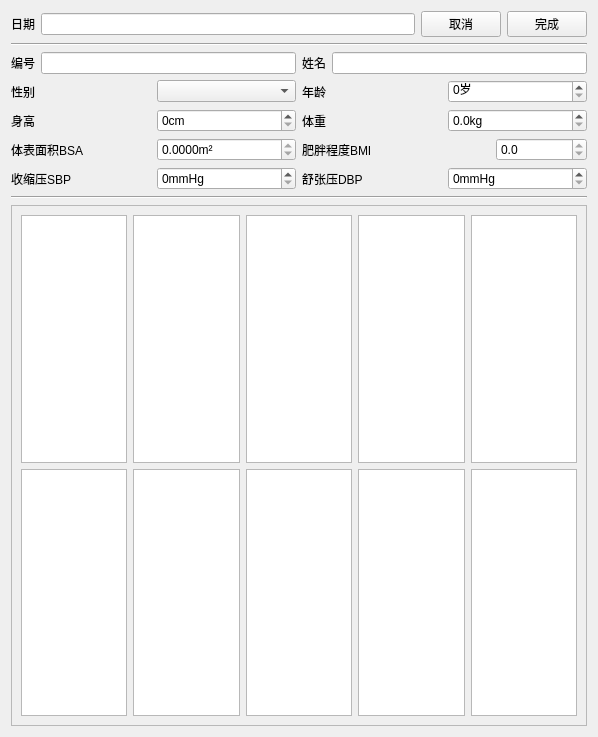
Above: UI/ui_new_single.ui from Orange-66/LAPS-v1.0 before the change. Below: the same form after it.
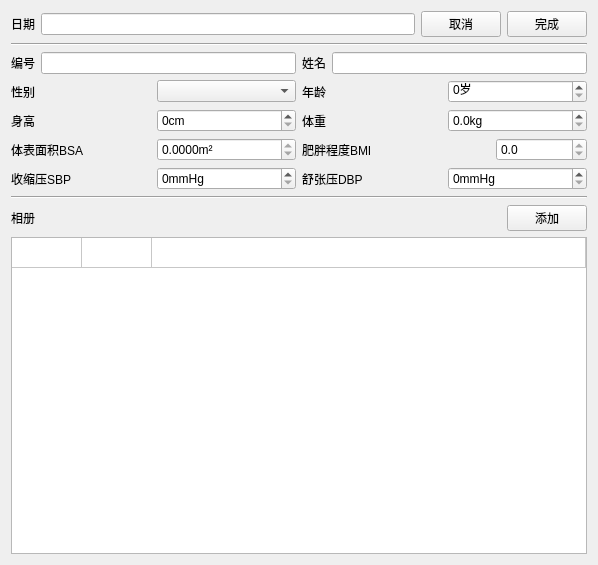
That is the form after the change.

Commit message: - 重绘了新建窗口；

What changed in the file:
```diff
--- a/UI/ui_new_single.ui
+++ b/UI/ui_new_single.ui
@@ -7,7 +7,7 @@
     <x>0</x>
     <y>0</y>
     <width>598</width>
-    <height>737</height>
+    <height>565</height>
    </rect>
   </property>
   <property name="windowTitle">
@@ -328,181 +328,103 @@
     </widget>
    </item>
    <item>
-    <widget class="QFrame" name="frame">
-     <property name="frameShape">
-      <enum>QFrame::StyledPanel</enum>
+    <layout class="QHBoxLayout" name="horizontalLayout_14">
+     <item>
+      <widget class="QLabel" name="label_12">
+       <property name="text">
+        <string>相册</string>
+       </property>
+      </widget>
+     </item>
+     <item>
+      <spacer name="horizontalSpacer">
+       <property name="orientation">
+        <enum>Qt::Horizontal</enum>
+       </property>
+       <property name="sizeHint" stdset="0">
+        <size>
+         <width>40</width>
+         <height>20</height>
+        </size>
+       </property>
+      </spacer>
+     </item>
+     <item>
+      <widget class="QPushButton" name="pushButton">
+       <property name="text">
+        <string>添加</string>
+       </property>
+      </widget>
+     </item>
+    </layout>
+   </item>
+   <item>
+    <widget class="QTableWidget" name="tableWidget">
+     <property name="sizePolicy">
+      <sizepolicy hsizetype="Expanding" vsizetype="Expanding">
+       <horstretch>0</horstretch>
+       <verstretch>0</verstretch>
+      </sizepolicy>
      </property>
-     <property name="frameShadow">
-      <enum>QFrame::Raised</enum>
+     <property name="baseSize">
+      <size>
+       <width>0</width>
+       <height>0</height>
+      </size>
      </property>
-     <layout class="QGridLayout" name="gridLayout_3">
-      <item row="0" column="0">
-       <widget class="QGraphicsView" name="graphicsView">
-        <property name="sizePolicy">
-         <sizepolicy hsizetype="Expanding" vsizetype="Minimum">
-          <horstretch>0</horstretch>
-          <verstretch>0</verstretch>
-         </sizepolicy>
-        </property>
-        <property name="minimumSize">
-         <size>
-          <width>0</width>
-          <height>0</height>
-         </size>
-        </property>
-        <property name="maximumSize">
-         <size>
-          <width>1000</width>
-          <height>1000</height>
-         </size>
-        </property>
-       </widget>
-      </item>
-      <item row="0" column="1">
-       <widget class="QGraphicsView" name="graphicsView_2">
-        <property name="sizePolicy">
-         <sizepolicy hsizetype="Expanding" vsizetype="Minimum">
-          <horstretch>0</horstretch>
-          <verstretch>0</verstretch>
-         </sizepolicy>
-        </property>
-        <property name="maximumSize">
-         <size>
-          <width>1000</width>
-          <height>1000</height>
-         </size>
-        </property>
-       </widget>
-      </item>
-      <item row="0" column="2">
-       <widget class="QGraphicsView" name="graphicsView_3">
-        <property name="sizePolicy">
-         <sizepolicy hsizetype="Expanding" vsizetype="Minimum">
-          <horstretch>0</horstretch>
-          <verstretch>0</verstretch>
-         </sizepolicy>
-        </property>
-        <property name="maximumSize">
-         <size>
-          <width>1000</width>
-          <height>1000</height>
-         </size>
-        </property>
-       </widget>
-      </item>
-      <item row="0" column="3">
-       <widget class="QGraphicsView" name="graphicsView_4">
-        <property name="sizePolicy">
-         <sizepolicy hsizetype="Expanding" vsizetype="Minimum">
-          <horstretch>0</horstretch>
-          <verstretch>0</verstretch>
-         </sizepolicy>
-        </property>
-        <property name="maximumSize">
-         <size>
-          <width>1000</width>
-          <height>1000</height>
-         </size>
-        </property>
-       </widget>
-      </item>
-      <item row="0" column="4">
-       <widget class="QGraphicsView" name="graphicsView_5">
-        <property name="sizePolicy">
-         <sizepolicy hsizetype="Expanding" vsizetype="Minimum">
-          <horstretch>0</horstretch>
-          <verstretch>0</verstretch>
-         </sizepolicy>
-        </property>
-        <property name="maximumSize">
-         <size>
-          <width>1000</width>
-          <height>1000</height>
-         </size>
-        </property>
-       </widget>
-      </item>
-      <item row="1" column="0">
-       <widget class="QGraphicsView" name="graphicsView_6">
-        <property name="sizePolicy">
-         <sizepolicy hsizetype="Expanding" vsizetype="Minimum">
-          <horstretch>0</horstretch>
-          <verstretch>0</verstretch>
-         </sizepolicy>
-        </property>
-        <property name="maximumSize">
-         <size>
-          <width>1000</width>
-          <height>1000</height>
-         </size>
-        </property>
-       </widget>
-      </item>
-      <item row="1" column="1">
-       <widget class="QGraphicsView" name="graphicsView_8">
-        <property name="sizePolicy">
-         <sizepolicy hsizetype="Expanding" vsizetype="Minimum">
-          <horstretch>0</horstretch>
-          <verstretch>0</verstretch>
-         </sizepolicy>
-        </property>
-        <property name="maximumSize">
-         <size>
-          <width>1000</width>
-          <height>1000</height>
-         </size>
-        </property>
-       </widget>
-      </item>
-      <item row="1" column="2">
-       <widget class="QGraphicsView" name="graphicsView_9">
-        <property name="sizePolicy">
-         <sizepolicy hsizetype="Expanding" vsizetype="Minimum">
-          <horstretch>0</horstretch>
-          <verstretch>0</verstretch>
-         </sizepolicy>
-        </property>
-        <property name="maximumSize">
-         <size>
-          <width>1000</width>
-          <height>1000</height>
-         </size>
-        </property>
-       </widget>
-      </item>
-      <item row="1" column="3">
-       <widget class="QGraphicsView" name="graphicsView_10">
-        <property name="sizePolicy">
-         <sizepolicy hsizetype="Expanding" vsizetype="Minimum">
-          <horstretch>0</horstretch>
-          <verstretch>0</verstretch>
-         </sizepolicy>
-        </property>
-        <property name="maximumSize">
-         <size>
-          <width>1000</width>
-          <height>1000</height>
-         </size>
-        </property>
-       </widget>
-      </item>
-      <item row="1" column="4">
-       <widget class="QGraphicsView" name="graphicsView_7">
-        <property name="sizePolicy">
-         <sizepolicy hsizetype="Expanding" vsizetype="Minimum">
-          <horstretch>0</horstretch>
-          <verstretch>0</verstretch>
-         </sizepolicy>
-        </property>
-        <property name="maximumSize">
-         <size>
-          <width>1000</width>
-          <height>1000</height>
-         </size>
-        </property>
-       </widget>
-      </item>
-     </layout>
+     <property name="layoutDirection">
+      <enum>Qt::LeftToRight</enum>
+     </property>
+     <property name="autoFillBackground">
+      <bool>false</bool>
+     </property>
+     <property name="horizontalScrollBarPolicy">
+      <enum>Qt::ScrollBarAlwaysOff</enum>
+     </property>
+     <property name="sizeAdjustPolicy">
+      <enum>QAbstractScrollArea::AdjustIgnored</enum>
+     </property>
+     <attribute name="horizontalHeaderVisible">
+      <bool>false</bool>
+     </attribute>
+     <attribute name="horizontalHeaderDefaultSectionSize">
+      <number>70</number>
+     </attribute>
+     <attribute name="horizontalHeaderHighlightSections">
+      <bool>true</bool>
+     </attribute>
+     <attribute name="horizontalHeaderMinimumSectionSize">
+      <number>70</number>
+     </attribute>
+     <attribute name="horizontalHeaderStretchLastSection">
+      <bool>true</bool>
+     </attribute>
+     <attribute name="verticalHeaderVisible">
+      <bool>false</bool>
+     </attribute>
+     <attribute name="verticalHeaderStretchLastSection">
+      <bool>false</bool>
+     </attribute>
+     <row>
+      <property name="text">
+       <string>新建行</string>
+      </property>
+     </row>
+     <column>
+      <property name="text">
+       <string>新建列</string>
+      </property>
+     </column>
+     <column>
+      <property name="text">
+       <string>新建列</string>
+      </property>
+     </column>
+     <column>
+      <property name="text">
+       <string>新建列</string>
+      </property>
+     </column>
     </widget>
    </item>
   </layout>
```
Left out of the diff: 10 changed lines with no effect on the pictures. The commit also changes 1 other file.
